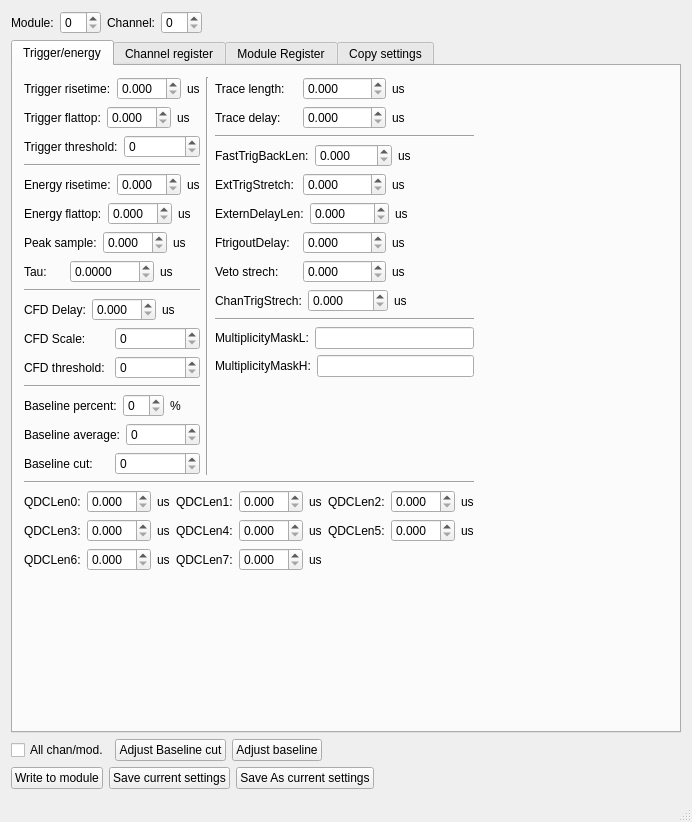
The window that sirius/src/XIAengineControl/mainwindow.ui (oslocyclotronlab/OCLDAQ) describes before a commit, drawn with Qt 5.
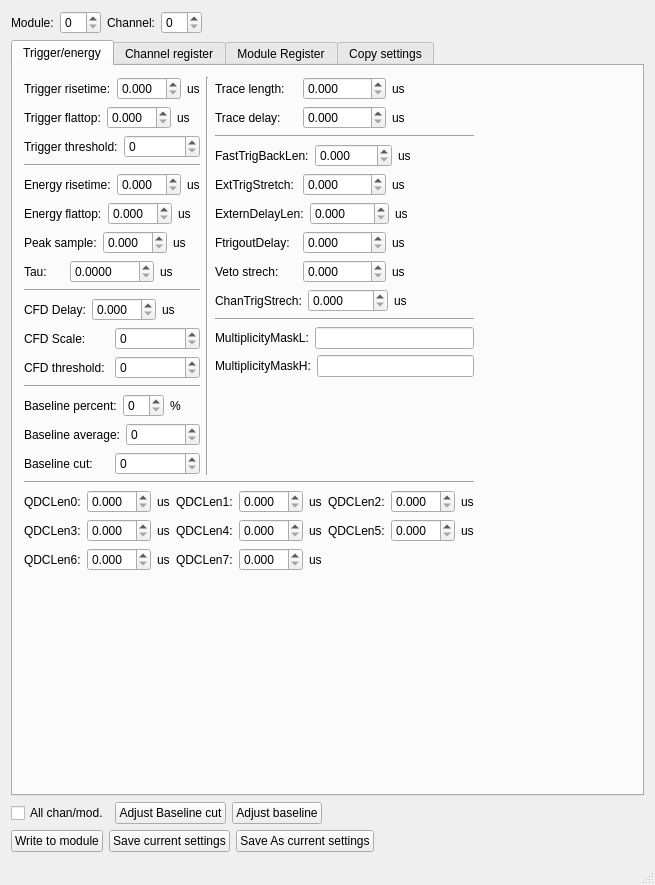
The same window after the commit.

Commit message: Slight adjustmet of the window size

What changed in the file:
```diff
--- a/sirius/src/XIAengineControl/mainwindow.ui
+++ b/sirius/src/XIAengineControl/mainwindow.ui
@@ -6,8 +6,8 @@
    <rect>
     <x>0</x>
     <y>0</y>
-    <width>692</width>
-    <height>822</height>
+    <width>655</width>
+    <height>885</height>
    </rect>
   </property>
   <property name="sizePolicy">
@@ -18,8 +18,8 @@
   </property>
   <property name="maximumSize">
    <size>
-    <width>692</width>
-    <height>822</height>
+    <width>655</width>
+    <height>885</height>
    </size>
   </property>
   <property name="windowTitle">
```
Left out of the diff: 4 changed lines with no effect on the pictures.
